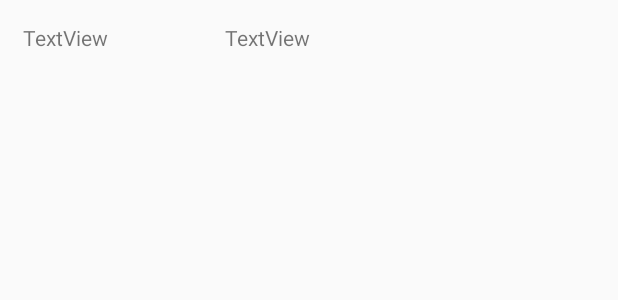
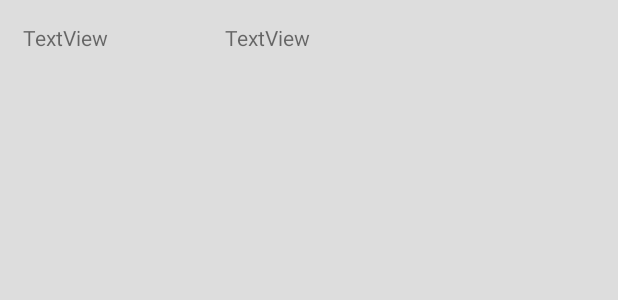
Before and after one commit to bkyras/mobilec17, an Android app: the layout post_in_feed_view.xml on its own in the app's theme, with its tools: preview values and no code run, on a phone screen of 412 x 824 dp. Shown: the top 300 px of the screen. Run offline under Robolectric (Android 15) with nearby library versions, the phone set to English and light mode, and no system bars.

Commit message:
Adds wipe db button, some layout changes

```diff
--- a/FeedMe/app/src/main/res/layout/post_in_feed_view.xml
+++ b/FeedMe/app/src/main/res/layout/post_in_feed_view.xml
@@ -2,7 +2,8 @@
 <LinearLayout xmlns:android="http://schemas.android.com/apk/res/android"
     android:orientation="horizontal" android:layout_width="match_parent"
     android:layout_height="match_parent"
-    android:minHeight="86dp">
+    android:minHeight="86dp"
+    android:background="#DDDDDD">
 
     <TextView
         android:text="TextView"
@@ -11,7 +12,7 @@
         android:id="@+id/eventNameID"
         android:layout_weight=".2"
         android:padding="15dp"
-        android:minHeight="120dp" />
+        android:minHeight="90dp" />
 
     <TextView
         android:text="TextView"
@@ -20,5 +21,5 @@
         android:id="@+id/foodTypeID"
         android:layout_weight=".8"
         android:padding="15dp"
-        android:minHeight="120dp" />
+        android:minHeight="90dp" />
 </LinearLayout>
```
Also changed, not shown: FeedMe/app/src/main/java/com/example/rgb/feedme/Tab1.java (+11 -1 lines), FeedMe/app/src/main/res/layout/fragment_post_detail.xml (+18 -22 lines), FeedMe/app/src/main/res/layout/tab1.xml (+8 -1 lines).
